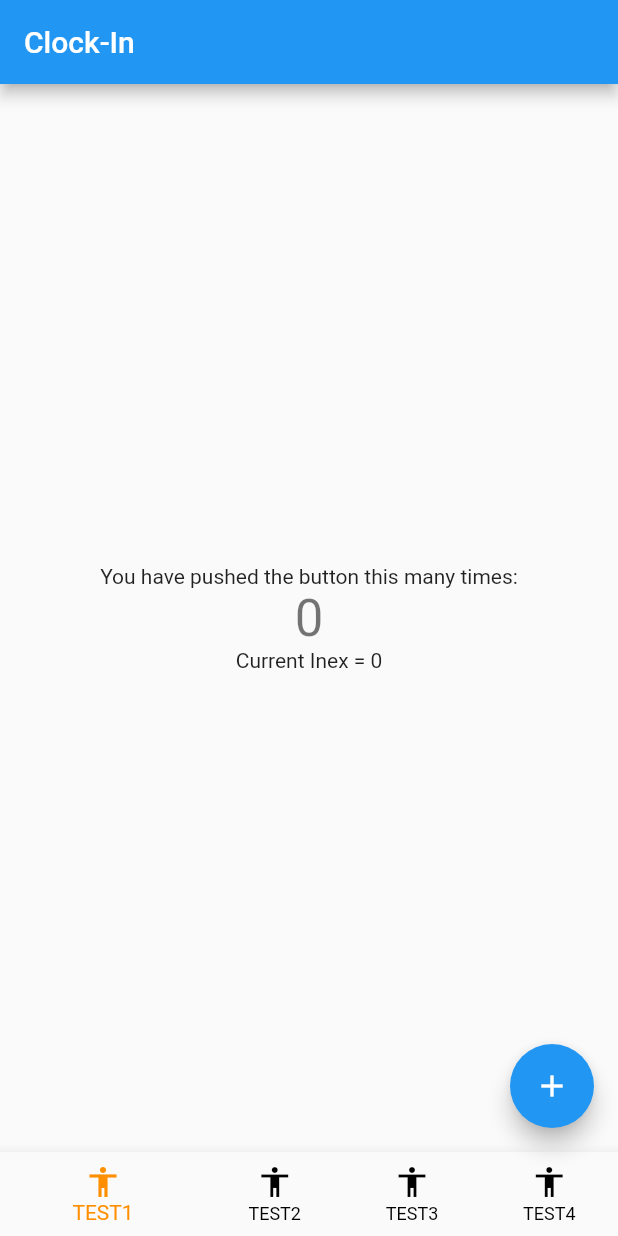
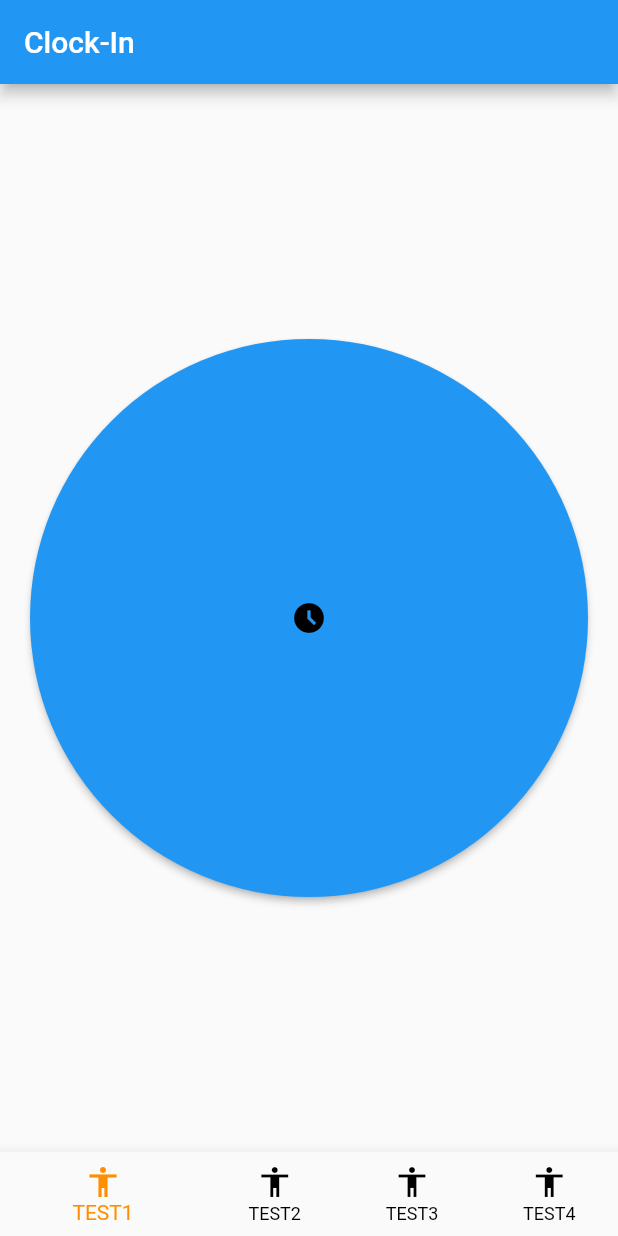
Before and after one commit to Negative-light/timekeeper, a Flutter app: the screen it shows after launch, on a phone screen of 412 x 824 dp. Run offline on Flutter 3.47's test engine with Material 2 defaults, Android fonts, the phone set to English and light mode, and no system bars.

Commit message:
Made Buttons Toggle state and be distrabuted in the column

```diff
--- /dev/null
+++ b/lib/clock_in_widget.dart
@@ -0,0 +1,127 @@
+import 'package:flutter/material.dart';
+
+class ClockInWidget extends StatefulWidget {
+  const ClockInWidget({super.key});
+
+  @override
+  State<StatefulWidget> createState() => _ClockInState();
+}
+
+class clockButton extends StatelessWidget {
+  final VoidCallback? onPressed;
+  final Icon icon;
+
+  static ButtonStyle buttonStyle = ElevatedButton.styleFrom(
+    shape: const CircleBorder(),
+    //padding: const EdgeInsets.all(100),
+    backgroundColor: Colors.blue,
+    foregroundColor: Colors.black,
+    minimumSize: Size.infinite,
+  );
+
+  const clockButton({super.key,
+    required this.onPressed,
+    required this.icon,
+  });
+
+  @override
+  Widget build(BuildContext context) {
+    return Padding(
+      padding: const EdgeInsets.all(20),
+      child: ElevatedButton(
+        onPressed: onPressed, style: buttonStyle, child: icon,),);
+  }
+
+}
+
+class _ClockInState extends State<ClockInWidget> {
+  int _currentState =
+  0; //0 => Clock In Button Only, 1 => Clock Out & Lunch, 2 => Clock out
+  int _nextState = 1;
+
+
+  @override
+  Widget build(BuildContext context) {
+    if (_currentState == 0) {
+      return Column(
+        mainAxisAlignment: MainAxisAlignment.spaceEvenly,
+        children: [
+          Flexible(
+              fit: FlexFit.tight,
+              flex: 1,
+              child: clockButton(onPressed: _clockIn,
+                icon: const Icon(Icons.access_time_filled),)
+          ),
+        ],
+      );
+    } else if (_currentState == 1) {
+      //Clock Out OR Lunch
+      return Column(
+        mainAxisAlignment: MainAxisAlignment.spaceEvenly,
+        crossAxisAlignment: CrossAxisAlignment.center,
+        children: [
+          Flexible(
+              fit: FlexFit.tight,
+              flex: 1,
+              child: clockButton(
+                onPressed: _clockOut, icon: const Icon(Icons.access_time),)
+          ),
+          Flexible(
+            fit: FlexFit.tight,
+            flex: 1,
+            child: clockButton(
+              onPressed: _lunch, icon: const Icon(Icons.access_alarms),
+            ),
+          ),
+        ],
+      );
+    } else if (_currentState == 2) {
+      //Clock OUT
+      return Column(
+        mainAxisAlignment: MainAxisAlignment.spaceEvenly,
+        crossAxisAlignment: CrossAxisAlignment.center,
+        children: [
+          Flexible(
+            fit: FlexFit.tight,
+            flex: 1,
+            child: clockButton(
+              onPressed: _clockOut, icon: const Icon(Icons.access_time),),
+          )
+        ],
+      );
+    } else {
+      return Column(
+        mainAxisAlignment: MainAxisAlignment.spaceEvenly,
+        children: const [Text("ERROR UNKNOWN STATE")],
+      );
+    }
+  }
+
+  void _clockIn() {
+    //TODO: Set Clock in in Database
+    setState(() {
+      _currentState = _nextState;
+      if (_nextState == 2) {
+        _nextState = 0;
+      } else {
+        _nextState = 1;
+      }
+    });
+  }
+
+  void _lunch() {
+    //TODO: Set Lunch in Database
+    setState(() {
+      _currentState = 0;
+      _nextState = 2;
+    });
+  }
+
+  void _clockOut() {
+    //TODO: Set Clock Out in Database
+    setState(() {
+      _currentState = 0;
+      _nextState = 1;
+    });
+  }
+}
--- a/lib/main.dart
+++ b/lib/main.dart
@@ -1,4 +1,5 @@
 import 'package:flutter/material.dart';
+import 'package:timekeeper/clock_in_widget.dart';
 
 void main() {
   runApp(const MyApp());
@@ -48,19 +49,8 @@ class MyHomePage extends StatefulWidget {
 }
 
 class _MyHomePageState extends State<MyHomePage> {
-  int _counter = 0;
   int _currentNavIndex = 0;
 
-  void _incrementCounter() {
-    setState(() {
-      // This call to setState tells the Flutter framework that something has
-      // changed in this State, which causes it to rerun the build method below
-      // so that the display can reflect the updated values. If we changed
-      // _counter without calling setState(), then the build method would not be
-      // called again, and so nothing would appear to happen.
-      _counter++;
-    });
-  }
 
   void _onNavBarClick(int index) {
     setState(() {
@@ -82,42 +72,7 @@ class _MyHomePageState extends State<MyHomePage> {
         // the App.build method, and use it to set our appbar title.
         title: Text(widget.title),
       ),
-      body: Center(
-        // Center is a layout widget. It takes a single child and positions it
-        // in the middle of the parent.
-        child: Column(
-          // Column is also a layout widget. It takes a list of children and
-          // arranges them vertically. By default, it sizes itself to fit its
-          // children horizontally, and tries to be as tall as its parent.
-          //
-          // Invoke "debug painting" (press "p" in the console, choose the
-          // "Toggle Debug Paint" action from the Flutter Inspector in Android
-          // Studio, or the "Toggle Debug Paint" command in Visual Studio Code)
-          // to see the wireframe for each widget.
-          //
-          // Column has various properties to control how it sizes itself and
-          // how it positions its children. Here we use mainAxisAlignment to
-          // center the children vertically; the main axis here is the vertical
-          // axis because Columns are vertical (the cross axis would be
-          // horizontal).
-          mainAxisAlignment: MainAxisAlignment.center,
-          children: <Widget>[
-            const Text(
-              'You have pushed the button this many times:',
-            ),
-            Text(
-              '$_counter',
-              style: Theme.of(context).textTheme.headlineMedium,
-            ),
-            Text('Current Inex = $_currentNavIndex')
-          ],
-        ),
-      ),
-      floatingActionButton: FloatingActionButton(
-        onPressed: _incrementCounter,
-        tooltip: 'Increment',
-        child: const Icon(Icons.add),
-      ), // This trailing comma makes auto-formatting nicer for build methods.
+      body:  const Center( child: ClockInWidget() ),
       bottomNavigationBar: BottomNavigationBar(
         items: const <BottomNavigationBarItem> [
           BottomNavigationBarItem(label: "TEST1", icon: Icon(Icons.accessibility)),
@@ -131,9 +86,7 @@ class _MyHomePageState extends State<MyHomePage> {
         showSelectedLabels: true,
         showUnselectedLabels: true,
         onTap: _onNavBarClick,
-
-
-      )
+      ),
 
     );
   }
```
